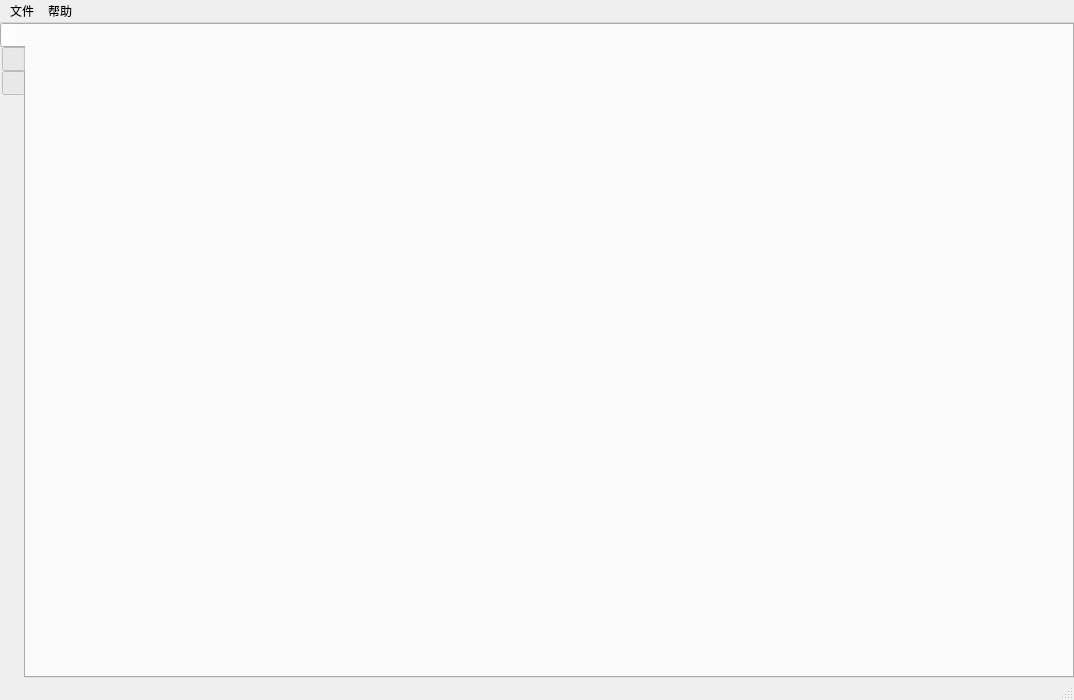
Old version of the form mainwindow.ui in the repository m-RNA/TemperatureSelfCorrectionBasedOnQtSerial.
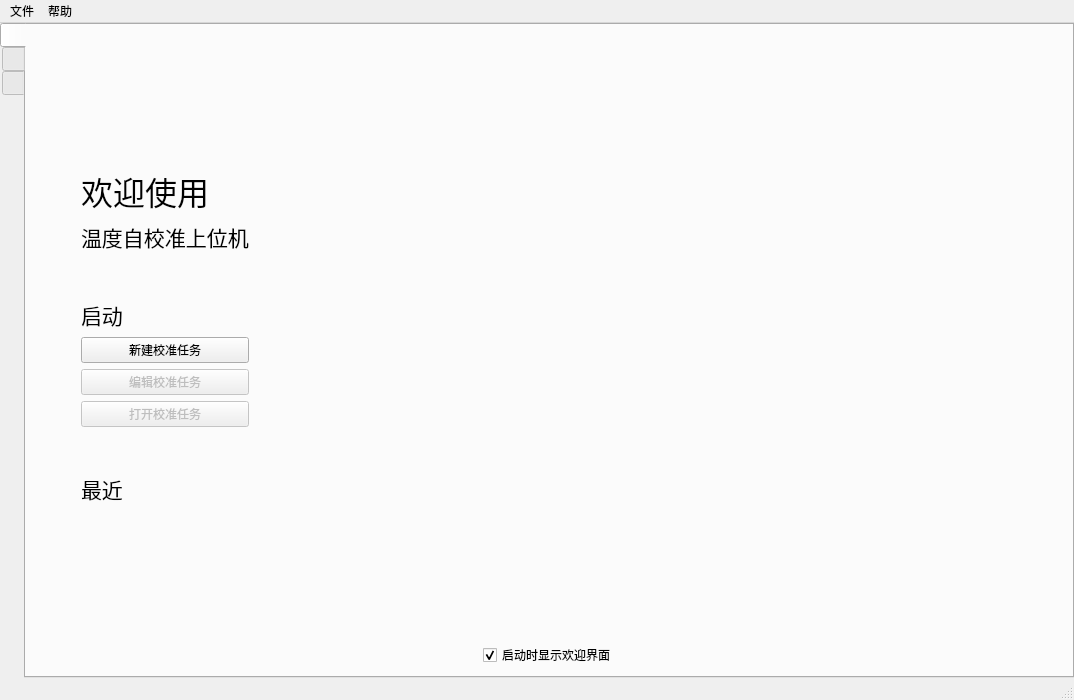
New version of the form. The open tabs and pages were chosen to show the change. Icons and pictures are not drawn. Custom widgets are drawn as their Qt base class.

Commit message: 功能：欢迎界面雏形

Patch:
```diff
--- a/mainwindow.ui
+++ b/mainwindow.ui
@@ -68,6 +68,285 @@
        <attribute name="title">
         <string/>
        </attribute>
+       <layout class="QGridLayout" name="gridLayout_7">
+        <item row="3" column="0" colspan="5">
+         <layout class="QHBoxLayout" name="horizontalLayout">
+          <item>
+           <spacer name="horizontalSpacer">
+            <property name="orientation">
+             <enum>Qt::Horizontal</enum>
+            </property>
+            <property name="sizeHint" stdset="0">
+             <size>
+              <width>40</width>
+              <height>20</height>
+             </size>
+            </property>
+           </spacer>
+          </item>
+          <item>
+           <widget class="QCheckBox" name="ckbxWecome">
+            <property name="text">
+             <string>启动时显示欢迎界面</string>
+            </property>
+            <property name="checked">
+             <bool>true</bool>
+            </property>
+           </widget>
+          </item>
+          <item>
+           <spacer name="horizontalSpacer_2">
+            <property name="orientation">
+             <enum>Qt::Horizontal</enum>
+            </property>
+            <property name="sizeHint" stdset="0">
+             <size>
+              <width>40</width>
+              <height>20</height>
+             </size>
+            </property>
+           </spacer>
+          </item>
+         </layout>
+        </item>
+        <item row="1" column="2">
+         <spacer name="horizontalSpacer_5">
+          <property name="orientation">
+           <enum>Qt::Horizontal</enum>
+          </property>
+          <property name="sizeHint" stdset="0">
+           <size>
+            <width>40</width>
+            <height>20</height>
+           </size>
+          </property>
+         </spacer>
+        </item>
+        <item row="1" column="3">
+         <widget class="QLabel" name="lbPicture">
+          <property name="sizePolicy">
+           <sizepolicy hsizetype="Expanding" vsizetype="Expanding">
+            <horstretch>0</horstretch>
+            <verstretch>0</verstretch>
+           </sizepolicy>
+          </property>
+          <property name="maximumSize">
+           <size>
+            <width>4000</width>
+            <height>3000</height>
+           </size>
+          </property>
+          <property name="text">
+           <string/>
+          </property>
+          <property name="scaledContents">
+           <bool>false</bool>
+          </property>
+         </widget>
+        </item>
+        <item row="1" column="4">
+         <spacer name="horizontalSpacer_3">
+          <property name="orientation">
+           <enum>Qt::Horizontal</enum>
+          </property>
+          <property name="sizeHint" stdset="0">
+           <size>
+            <width>40</width>
+            <height>20</height>
+           </size>
+          </property>
+         </spacer>
+        </item>
+        <item row="1" column="0">
+         <spacer name="horizontalSpacer_4">
+          <property name="orientation">
+           <enum>Qt::Horizontal</enum>
+          </property>
+          <property name="sizeType">
+           <enum>QSizePolicy::Preferred</enum>
+          </property>
+          <property name="sizeHint" stdset="0">
+           <size>
+            <width>40</width>
+            <height>20</height>
+           </size>
+          </property>
+         </spacer>
+        </item>
+        <item row="0" column="3">
+         <spacer name="verticalSpacer_6">
+          <property name="orientation">
+           <enum>Qt::Vertical</enum>
+          </property>
+          <property name="sizeHint" stdset="0">
+           <size>
+            <width>20</width>
+            <height>40</height>
+           </size>
+          </property>
+         </spacer>
+        </item>
+        <item row="2" column="3">
+         <spacer name="verticalSpacer_7">
+          <property name="orientation">
+           <enum>Qt::Vertical</enum>
+          </property>
+          <property name="sizeHint" stdset="0">
+           <size>
+            <width>20</width>
+            <height>40</height>
+           </size>
+          </property>
+         </spacer>
+        </item>
+        <item row="0" column="1" rowspan="3">
+         <layout class="QVBoxLayout" name="verticalLayout">
+          <item>
+           <spacer name="verticalSpacer_4">
+            <property name="orientation">
+             <enum>Qt::Vertical</enum>
+            </property>
+            <property name="sizeHint" stdset="0">
+             <size>
+              <width>20</width>
+              <height>40</height>
+             </size>
+            </property>
+           </spacer>
+          </item>
+          <item>
+           <widget class="QLabel" name="label">
+            <property name="font">
+             <font>
+              <pointsize>24</pointsize>
+              <weight>50</weight>
+              <bold>false</bold>
+             </font>
+            </property>
+            <property name="text">
+             <string>欢迎使用</string>
+            </property>
+            <property name="textFormat">
+             <enum>Qt::AutoText</enum>
+            </property>
+           </widget>
+          </item>
+          <item>
+           <widget class="QLabel" name="label_2">
+            <property name="font">
+             <font>
+              <pointsize>16</pointsize>
+              <weight>50</weight>
+              <bold>false</bold>
+             </font>
+            </property>
+            <property name="text">
+             <string>温度自校准上位机</string>
+            </property>
+            <property name="textFormat">
+             <enum>Qt::AutoText</enum>
+            </property>
+           </widget>
+          </item>
+          <item>
+           <spacer name="verticalSpacer_2">
+            <property name="orientation">
+             <enum>Qt::Vertical</enum>
+            </property>
+            <property name="sizeType">
+             <enum>QSizePolicy::Fixed</enum>
+            </property>
+            <property name="sizeHint" stdset="0">
+             <size>
+              <width>20</width>
+              <height>40</height>
+             </size>
+            </property>
+           </spacer>
+          </item>
+          <item>
+           <widget class="QLabel" name="label_3">
+            <property name="font">
+             <font>
+              <pointsize>16</pointsize>
+             </font>
+            </property>
+            <property name="text">
+             <string>启动</string>
+            </property>
+           </widget>
+          </item>
+          <item>
+           <widget class="QPushButton" name="btnWizard">
+            <property name="text">
+             <string>新建校准任务</string>
+            </property>
+           </widget>
+          </item>
+          <item>
+           <widget class="QPushButton" name="pushButton">
+            <property name="enabled">
+             <bool>false</bool>
+            </property>
+            <property name="text">
+             <string>编辑校准任务</string>
+            </property>
+           </widget>
+          </item>
+          <item>
+           <widget class="QPushButton" name="pushButton_2">
+            <property name="enabled">
+             <bool>false</bool>
+            </property>
+            <property name="text">
+             <string>打开校准任务</string>
+            </property>
+           </widget>
+          </item>
+          <item>
+           <spacer name="verticalSpacer_3">
+            <property name="orientation">
+             <enum>Qt::Vertical</enum>
+            </property>
+            <property name="sizeType">
+             <enum>QSizePolicy::Fixed</enum>
+            </property>
+            <property name="sizeHint" stdset="0">
+             <size>
+              <width>20</width>
+              <height>40</height>
+             </size>
+            </property>
+           </spacer>
+          </item>
+          <item>
+           <widget class="QLabel" name="label_4">
+            <property name="font">
+             <font>
+              <pointsize>16</pointsize>
+             </font>
+            </property>
+            <property name="text">
+             <string>最近</string>
+            </property>
+           </widget>
+          </item>
+          <item>
+           <spacer name="verticalSpacer_5">
+            <property name="orientation">
+             <enum>Qt::Vertical</enum>
+            </property>
+            <property name="sizeHint" stdset="0">
+             <size>
+              <width>20</width>
+              <height>40</height>
+             </size>
+            </property>
+           </spacer>
+          </item>
+         </layout>
+        </item>
+       </layout>
       </widget>
       <widget class="QWidget" name="tab_11">
        <attribute name="icon">
```
Left out of the diff: 2 changed lines with no effect on the pictures. The commit also changes 6 other files.
